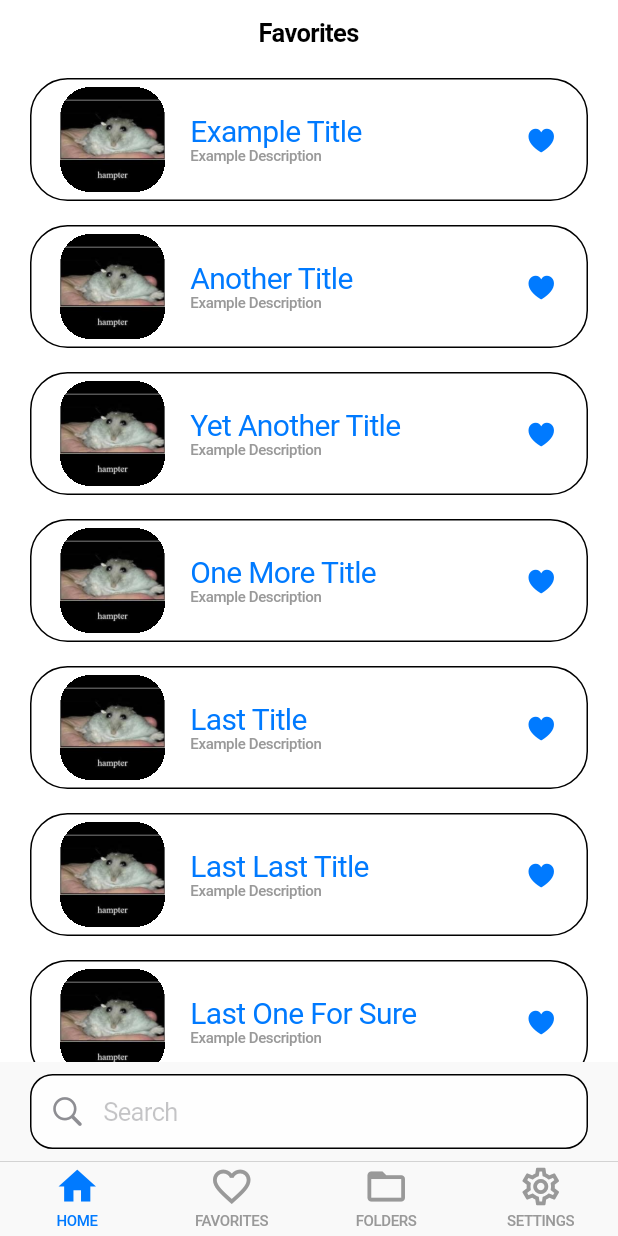
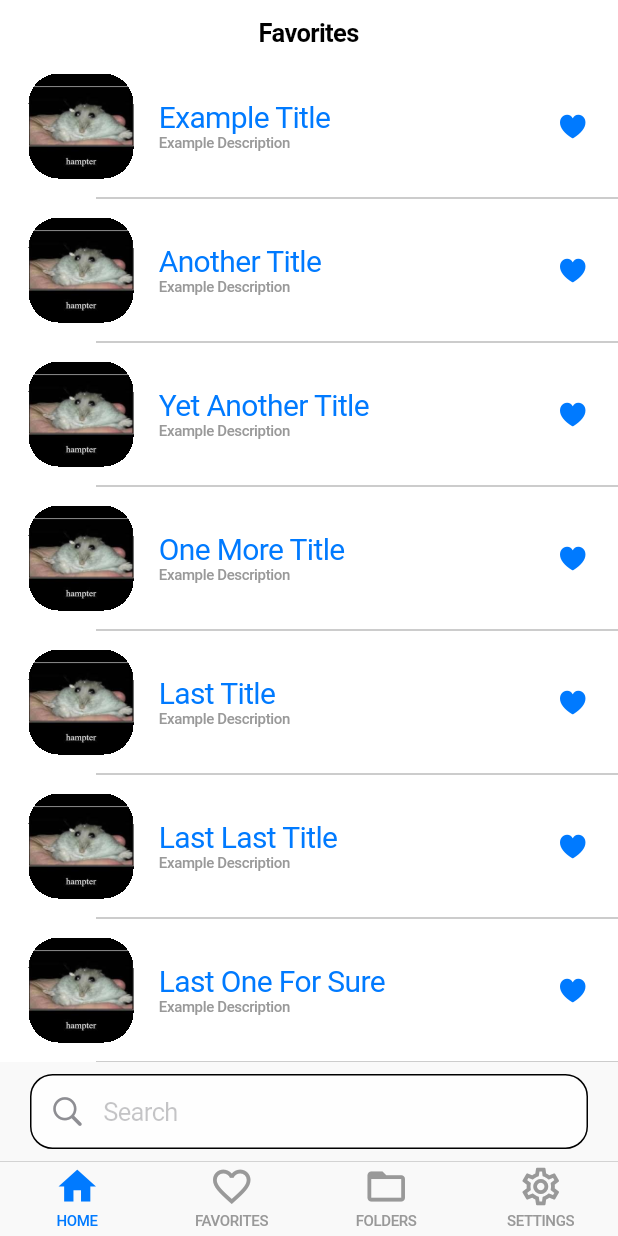
Before and after one commit to MA-SOSE2023/WallAt, a Flutter app: the FavoritesScreen screen opened by its route, on a phone screen of 412 x 824 dp. Run offline on Flutter 3.47's test engine with Material 2 defaults, Android fonts, the phone set to English and light mode, and no system bars; our stand-ins replace beamer, flutter_carousel_widget, flutter_riverpod, freezed_annotation, photo_view.

Commit message:
#30_#31_#27-adds document card borderless style

```diff
--- a/lib/common/custom_widgets/document_card/document_card_container.dart
+++ b/lib/common/custom_widgets/document_card/document_card_container.dart
@@ -6,22 +6,43 @@ import '/common/provider.dart';
 import '/pages/single_item/model/single_item.dart';
 
 class DocumentCardContainer extends ConsumerWidget {
-  const DocumentCardContainer({required SingleItem item, super.key})
-      : _item = item;
+  const DocumentCardContainer({
+    required SingleItem item,
+    BoxDecoration? containerDeco,
+    Color? backgroundColor,
+    super.key,
+  })  : _item = item,
+        _containerDeco = containerDeco,
+        _backgroundColor = backgroundColor;
+
+  DocumentCardContainer.borderless({
+    required SingleItem item,
+    Color? backgroundColor,
+    super.key,
+  })  : _item = item,
+        _containerDeco = BoxDecoration(
+          color: backgroundColor,
+        ),
+        _backgroundColor = backgroundColor;
 
   final SingleItem _item;
+  final BoxDecoration? _containerDeco;
+  final Color? _backgroundColor;
 
   @override
   Widget build(BuildContext context, WidgetRef ref) {
     return Container(
-      decoration: BoxDecoration(
-        color: CupertinoTheme.of(context).scaffoldBackgroundColor,
-        borderRadius: BorderRadius.circular(25),
-        border: Border.all(
-          color: CupertinoDynamicColor.resolve(CupertinoColors.label, context),
-          width: 1,
-        ),
-      ),
+      decoration: _containerDeco ??
+          BoxDecoration(
+            color: _backgroundColor ??
+                CupertinoTheme.of(context).scaffoldBackgroundColor,
+            borderRadius: BorderRadius.circular(25),
+            border: Border.all(
+              color:
+                  CupertinoDynamicColor.resolve(CupertinoColors.label, context),
+              width: 1,
+            ),
+          ),
       child: Row(
         children: [
           Expanded(child: DocumentCard(item: _item)),
--- a/lib/common/custom_widgets/document_card/document_card_container_list.dart
+++ b/lib/common/custom_widgets/document_card/document_card_container_list.dart
@@ -1,13 +1,22 @@
 import 'package:flutter/cupertino.dart';
+import 'package:flutter/material.dart';
 
 import 'document_card_container.dart';
 import '/pages/single_item/model/single_item.dart';
 
 class DocumentCardContainerList extends StatelessWidget {
-  const DocumentCardContainerList({required List<SingleItem> items, super.key})
-      : _items = items;
+  const DocumentCardContainerList({
+    required List<SingleItem> items,
+    bool borderlessCards = true,
+    double itemMargin = 16.0,
+    super.key,
+  })  : _items = items,
+        _borderlessCards = borderlessCards,
+        _itemMargin = itemMargin;
 
   final List<SingleItem> _items;
+  final bool _borderlessCards;
+  final double _itemMargin;
 
   @override
   Widget build(BuildContext context) {
@@ -16,8 +25,23 @@ class DocumentCardContainerList extends StatelessWidget {
         children: _items
             .map(
               (SingleItem item) => Padding(
-                padding: const EdgeInsets.fromLTRB(20.0, 8.0, 20.0, 8.0),
-                child: DocumentCardContainer(item: item),
+                padding: _borderlessCards
+                    ? const EdgeInsets.all(0.0)
+                    : EdgeInsets.fromLTRB(
+                        20.0, _itemMargin / 2, 20.0, _itemMargin / 2),
+                child: _borderlessCards
+                    ? Column(
+                        children: [
+                          DocumentCardContainer.borderless(item: item),
+                          Divider(
+                            color: CupertinoDynamicColor.resolve(
+                                CupertinoColors.inactiveGray, context),
+                            indent: 64,
+                            height: _itemMargin,
+                          ),
+                        ],
+                      )
+                    : DocumentCardContainer(item: item),
               ),
             )
             .toList(),
--- a/lib/pages/favorites/favorites_view.dart
+++ b/lib/pages/favorites/favorites_view.dart
@@ -12,7 +12,10 @@ import '/common/custom_widgets/all_custom_widgets.dart'
 import '/pages/single_item/model/single_item.dart';
 
 class FavoritesScreen extends ConsumerStatefulWidget {
-  const FavoritesScreen({super.key});
+  const FavoritesScreen({bool borderlessCards = true, super.key})
+      : _borderlessCards = borderlessCards;
+
+  final bool _borderlessCards;
 
   @override
   ConsumerState<ConsumerStatefulWidget> createState() =>
@@ -57,7 +60,9 @@ class _FavoritesScreenState extends ConsumerState<FavoritesScreen> {
           : const ErrorMessage(message: 'Filter could not be applied'),
       loading: () => const CupertinoActivityIndicator(),
       data: (filteredFavorites) => filteredFavorites.isNotEmpty
-          ? DocumentCardContainerList(items: filteredFavorites)
+          ? DocumentCardContainerList(
+              items: filteredFavorites,
+              borderlessCards: widget._borderlessCards)
           : Expanded(child: NoElementsMessage(message: emptyListMessage)),
     );
 
```
